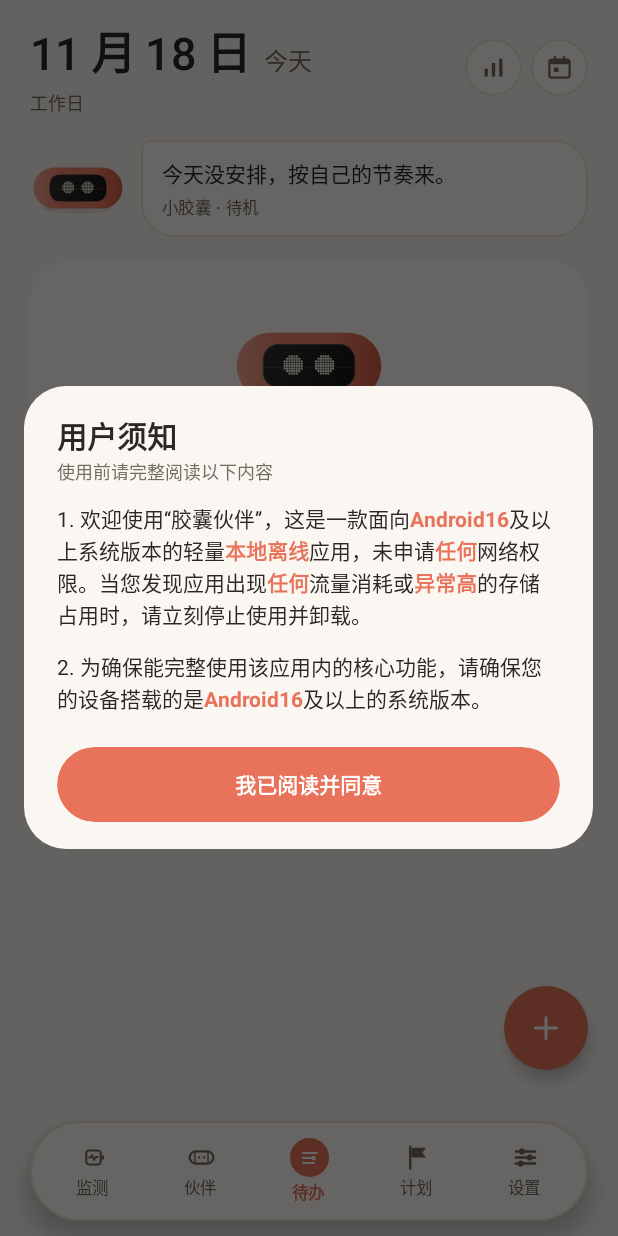
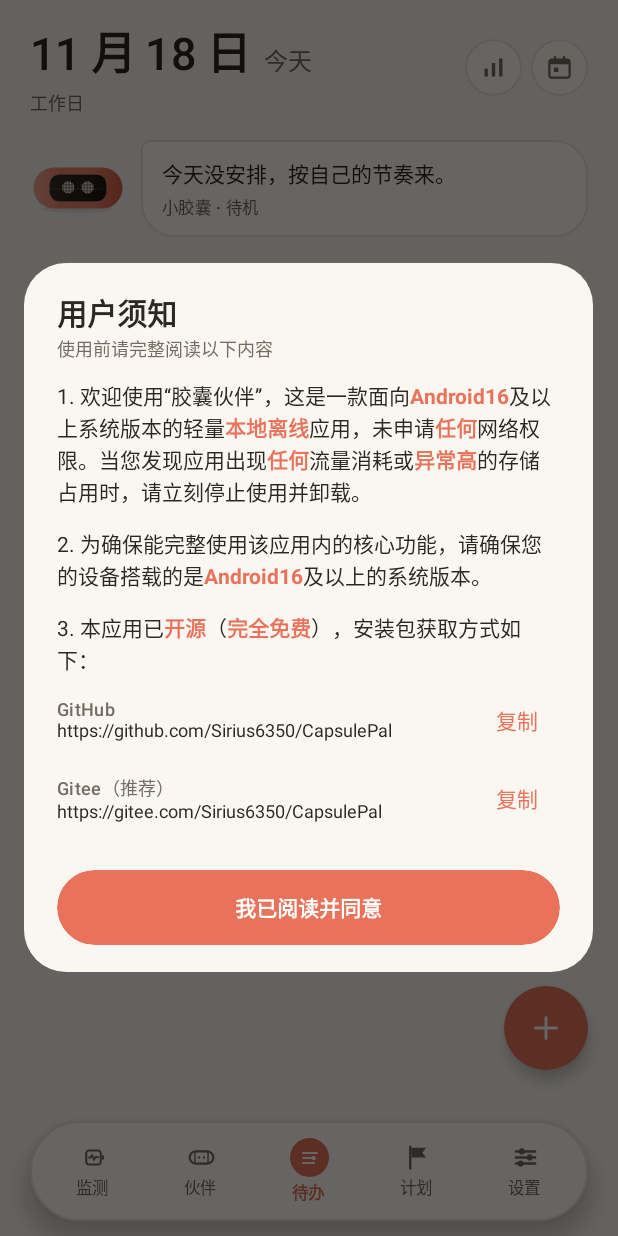
Before and after one commit to Sirius6350/CapsulePal, an Android app built with Jetpack Compose: the screen it shows after launch (MainActivity), on a phone screen of 412 x 824 dp. Run offline under Robolectric (Android 15) with nearby library versions, the phone set to English and light mode, and no system bars; our stand-ins replace Room's generated code; libraries missing offline, so code that uses them is left out: com.nlf.calendar; 14 statements that could not run were skipped.

Commit message:
feat: 用户须知新增开源地址与一键复制
首次启动与设置内的用户须知增加第三条，提供 GitHub 与 Gitee
仓库地址，并支持一键复制，说明应用已开源且完全免费。

```diff
--- a/app/src/main/java/com/capsulepal/app/ui/screens/UserNoticeDialog.kt
+++ b/app/src/main/java/com/capsulepal/app/ui/screens/UserNoticeDialog.kt
@@ -1,5 +1,8 @@
 package com.capsulepal.app.ui.screens
 
+import android.content.ClipData
+import android.content.ClipboardManager
+import android.widget.Toast
 import androidx.compose.foundation.layout.Column
 import androidx.compose.foundation.layout.Row
 import androidx.compose.foundation.layout.Spacer
@@ -15,12 +18,14 @@ import androidx.compose.material3.IconButton
 import androidx.compose.material3.MaterialTheme
 import androidx.compose.material3.Surface
 import androidx.compose.material3.Text
+import androidx.compose.material3.TextButton
 import androidx.compose.runtime.Composable
 import com.capsulepal.app.R
 import androidx.compose.runtime.remember
 import androidx.compose.ui.Alignment
 import androidx.compose.ui.Modifier
 import androidx.compose.ui.platform.LocalConfiguration
+import androidx.compose.ui.platform.LocalContext
 import androidx.compose.ui.text.AnnotatedString
 import androidx.compose.ui.text.SpanStyle
 import androidx.compose.ui.text.buildAnnotatedString
@@ -32,7 +37,8 @@ import androidx.compose.ui.window.Dialog
 import androidx.compose.ui.window.DialogProperties
 import com.capsulepal.app.ui.components.CapsuleButton
 
-private val noticeHighlights = listOf("Android16", "本地离线", "任何", "异常高")
+private val noticeHighlights =
+    listOf("Android16", "本地离线", "任何", "异常高", "开源", "完全免费")
 
 /**
  * 用户须知：首次启动必须确认；设置页「关于」里可再次打开。
@@ -52,6 +58,12 @@ fun UserNoticeDialog(
         )
     ) {
         val maxHeight = (LocalConfiguration.current.screenHeightDp * 0.8f).dp
+        val context = LocalContext.current
+        fun copyLink(url: String) {
+            val clipboard = context.getSystemService(ClipboardManager::class.java)
+            clipboard?.setPrimaryClip(ClipData.newPlainText("链接", url))
+            Toast.makeText(context, "链接已复制", Toast.LENGTH_SHORT).show()
+        }
         Surface(
             modifier = Modifier
                 .fillMaxWidth(0.92f)
@@ -102,6 +114,21 @@ fun UserNoticeDialog(
                         text = "2. 为确保能完整使用该应用内的核心功能，" +
                             "请确保您的设备搭载的是Android16及以上的系统版本。"
                     )
+                    Spacer(Modifier.height(14.dp))
+                    NoticeParagraph(
+                        text = "3. 本应用已开源（完全免费），安装包获取方式如下："
+                    )
+                    Spacer(Modifier.height(4.dp))
+                    OpenSourceLinkRow(
+                        label = "GitHub",
+                        url = "https://github.com/Sirius6350/CapsulePal",
+                        onCopy = { copyLink("https://github.com/Sirius6350/CapsulePal") }
+                    )
+                    OpenSourceLinkRow(
+                        label = "Gitee（推荐）",
+                        url = "https://gitee.com/Sirius6350/CapsulePal",
+                        onCopy = { copyLink("https://gitee.com/Sirius6350/CapsulePal") }
+                    )
                     Spacer(Modifier.height(8.dp))
                 }
                 Spacer(Modifier.height(14.dp))
@@ -112,6 +139,36 @@ fun UserNoticeDialog(
                     height = 50.dp
                 )
             }
+        }
+    }
+}
+
+@Composable
+private fun OpenSourceLinkRow(
+    label: String,
+    url: String,
+    onCopy: () -> Unit
+) {
+    Row(
+        modifier = Modifier
+            .fillMaxWidth()
+            .padding(vertical = 2.dp),
+        verticalAlignment = Alignment.CenterVertically
+    ) {
+        Column(modifier = Modifier.weight(1f)) {
+            Text(
+                text = label,
+                style = MaterialTheme.typography.labelMedium,
+                color = MaterialTheme.colorScheme.onSurfaceVariant
+            )
+            Text(
+                text = url,
+                style = MaterialTheme.typography.bodySmall,
+                color = MaterialTheme.colorScheme.onBackground
+            )
+        }
+        TextButton(onClick = onCopy) {
+            Text("复制")
         }
     }
 }
```
